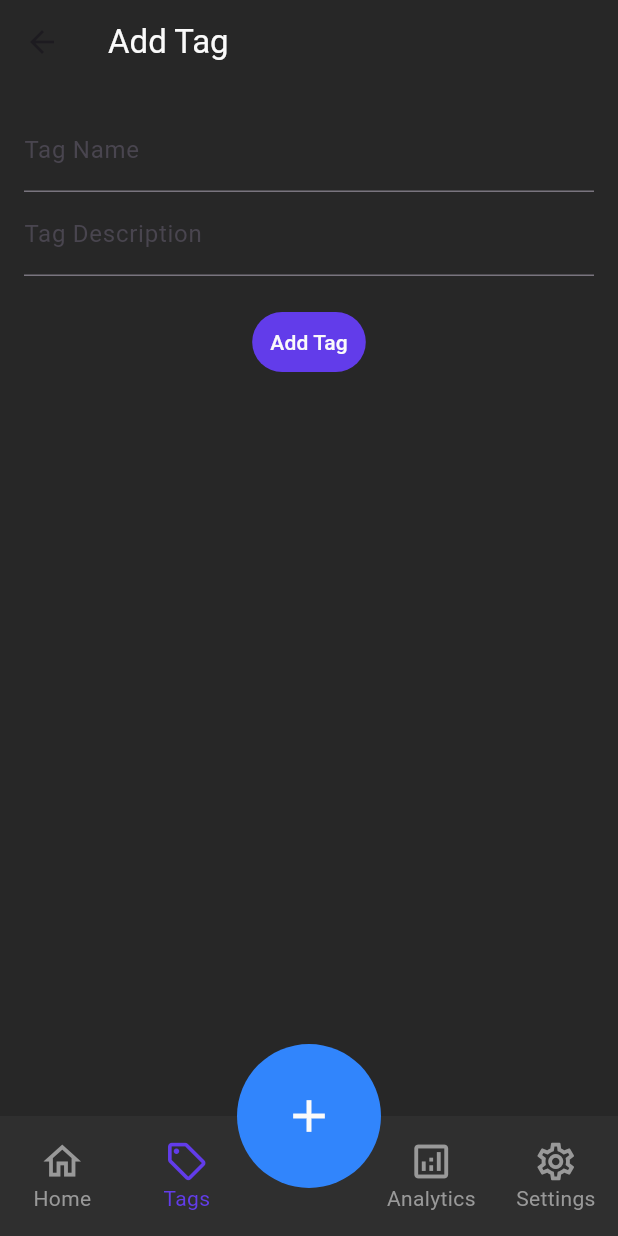
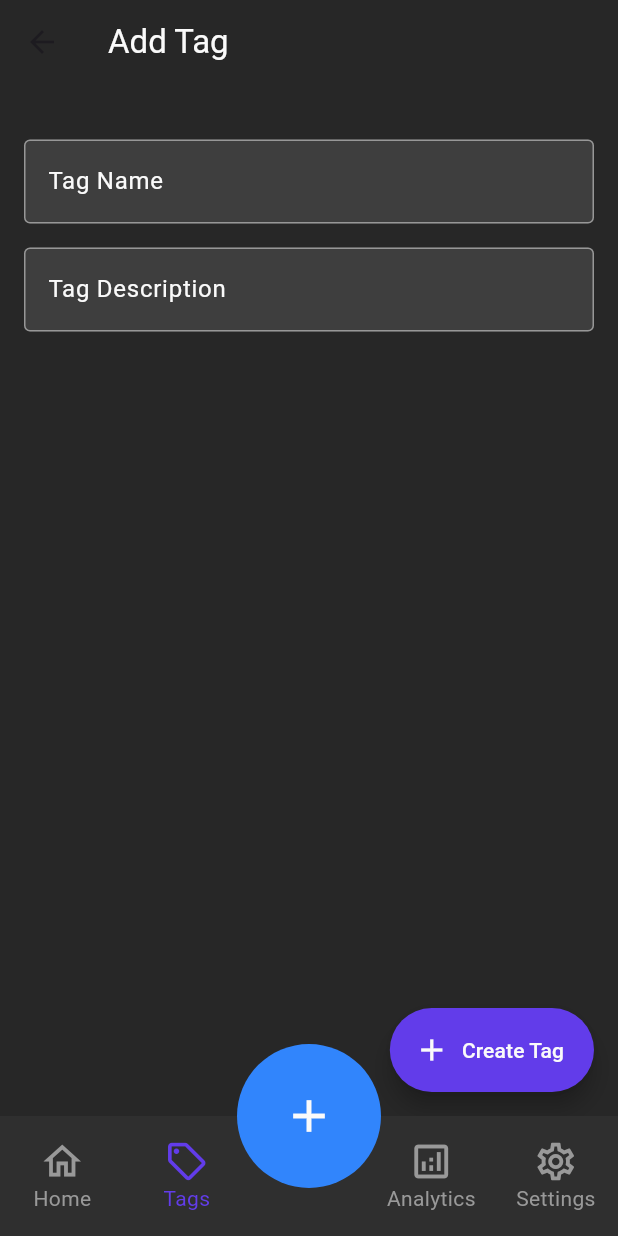
Before and after one commit to GolemT/Flutter_FinanceTracker, a Flutter app: the screen it shows after launch, item 2 of the bottom bar chosen, after a tap on "New Tag", on a phone screen of 412 x 824 dp. Run offline on Flutter 3.47's test engine with Material 3 defaults, Android fonts, the phone set to English and light mode, and no system bars.

Commit message:
fixed review issues

```diff
--- a/lib/assets/color_theme.dart
+++ b/lib/assets/color_theme.dart
@@ -1,8 +1,8 @@
+import 'package:flutter/material.dart';
 import 'package:finance_tracker/assets/color_palette.dart';
-import 'package:flutter/material.dart';
 
 class NexusTheme {
-  static ThemeData get nexusTheme{
+  static ThemeData get nexusTheme {
     return ThemeData(
       scaffoldBackgroundColor: NexusColor.background,
       textTheme: const TextTheme(
@@ -15,10 +15,18 @@ class NexusTheme {
         titleLarge: TextStyle(color: NexusColor.text),
         titleMedium: TextStyle(color: NexusColor.text),
         titleSmall: TextStyle(color: NexusColor.text),
-
       ),
       inputDecorationTheme: const InputDecorationTheme(
         fillColor: NexusColor.inputs,
+        filled: true,
+        border: OutlineInputBorder(),
+        focusedBorder: OutlineInputBorder(
+          borderSide: BorderSide(color: NexusColor.accents),
+        ),
+        enabledBorder: OutlineInputBorder(
+          borderSide: BorderSide(color: NexusColor.divider),
+        ),
+        labelStyle: TextStyle(color: NexusColor.text),
         helperStyle: TextStyle(color: NexusColor.subText),
         hintStyle: TextStyle(color: NexusColor.text),
       ),
--- a/lib/screens/add_tag_screen.dart
+++ b/lib/screens/add_tag_screen.dart
@@ -31,19 +31,55 @@ class _AddTagScreenState extends State<AddTagScreen> {
             padding: const EdgeInsets.all(16.0),
             child: Column(
               children: [
+                Text(errorMessage, style: TextStyle(color: errorMessageColor)),
                 TextFormField(
-                  decoration: const InputDecoration(labelText: 'Tag Name'),
+                  decoration: const InputDecoration(
+                    labelText: 'Tag Name',
+                    fillColor: NexusColor.inputs,
+                    filled: true,
+                    border: OutlineInputBorder(),
+                    focusedBorder: OutlineInputBorder(
+                      borderSide: BorderSide(color: NexusColor.accents),
+                    ),
+                    enabledBorder: OutlineInputBorder(
+                      borderSide: BorderSide(color: NexusColor.divider),
+                    ),
+                    labelStyle: TextStyle(color: NexusColor.text),
+                    helperStyle: TextStyle(color: NexusColor.subText),
+                    hintStyle: TextStyle(color: NexusColor.text),
+                  ),
                   onChanged: (value) => tagName = value,
                 ),
+                const SizedBox(height: 16.0),
                 TextFormField(
-                  decoration: const InputDecoration(labelText: 'Tag Description'),
+                  decoration: const InputDecoration(
+                    labelText: 'Tag Description',
+                    fillColor: NexusColor.inputs,
+                    filled: true,
+                    border: OutlineInputBorder(),
+                    focusedBorder: OutlineInputBorder(
+                      borderSide: BorderSide(color: NexusColor.accents),
+                    ),
+                    enabledBorder: OutlineInputBorder(
+                      borderSide: BorderSide(color: NexusColor.divider),
+                    ),
+                    labelStyle: TextStyle(color: NexusColor.text),
+                    helperStyle: TextStyle(color: NexusColor.subText),
+                    hintStyle: TextStyle(color: NexusColor.text),
+                  ),
                   onChanged: (value) => tagDescription = value,
                 ),
                 const SizedBox(height: 20),
-                TextButton(
-                  style: ButtonStyle(
-                    backgroundColor: MaterialStateProperty.resolveWith((states) => NexusColor.accents),
+              ],
             ),
+          ),
+        ),
+      ),
+      floatingActionButton: FloatingActionButton.extended(
+        shape: RoundedRectangleBorder(borderRadius: BorderRadius.circular(30.0)),
+        label: const Text('Create Tag'),
+        icon: const Icon(Icons.add),
+        backgroundColor: NexusColor.accents,
         onPressed: () async {
         if (tagName.isEmpty) {
           setState(() {
@@ -61,13 +97,6 @@ class _AddTagScreenState extends State<AddTagScreen> {
           Navigator.pop(context);
           }
         },
-                  child: Text('Add Tag', style: TextStyle(color: Theme.of(context).textTheme.bodyMedium?.color)),
-                ),
-                Text(errorMessage, style: TextStyle(color: errorMessageColor)),
-              ],
-            ),
-          ),
-        ),
       ),
     );
   }
--- a/lib/screens/tags_screen.dart
+++ b/lib/screens/tags_screen.dart
@@ -3,6 +3,8 @@ import 'package:finance_tracker/file_controller.dart';
 import 'package:finance_tracker/screens/add_tag_screen.dart';
 import 'package:flutter/material.dart';
 import 'package:provider/provider.dart';
+
+// TODO: Add functionality to edit and delete buttons
 
 class TagsScreen extends StatefulWidget {
   const TagsScreen({super.key});
@@ -24,9 +26,6 @@ class _TagScreenState extends State<TagsScreen> {
     final fileController = context.watch<FileController>();
 
     return Scaffold(
-      appBar: AppBar(
-        title: const Text('Tags'),
-      ),
       body: fileController.listTag.isEmpty
           ? Center(child: Text("No tags available", style: TextStyle(color: Theme.of(context).textTheme.bodyMedium?.color),))
           : ListView.builder(
@@ -42,7 +41,7 @@ class _TagScreenState extends State<TagsScreen> {
                               style: BorderStyle.solid,
                               strokeAlign: BorderSide.strokeAlignInside))),
                   child: ExpansionTile(
-                    title: Text(tag.tagName!,
+                    title: Text(tag.tagName,
                         style: Theme.of(context).textTheme.bodyMedium),
                     children: <Widget>[
                       Container(
```
Lines whose indentation alone changed are shown as unchanged.
